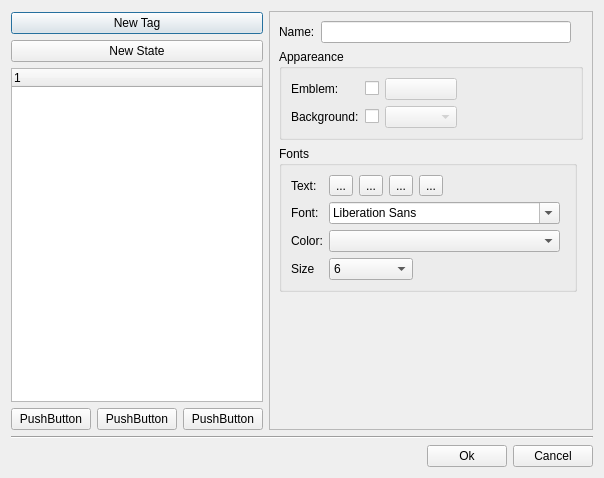
Qt form src/tag/tag_factory.ui (leroy-anthony/weshtunotes) before a commit.
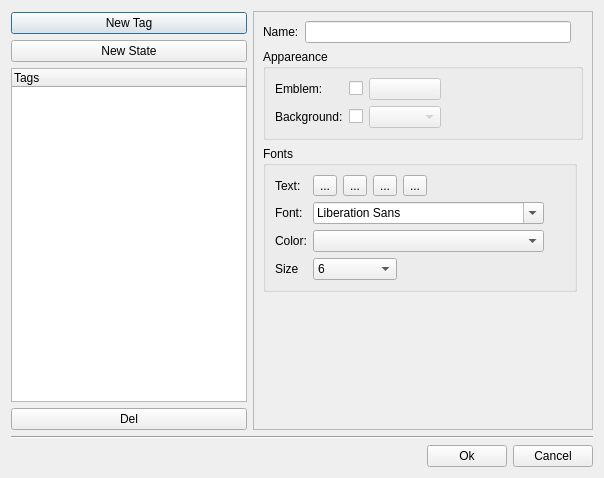
The same form after that commit. Custom widgets are drawn as their Qt base class.

Commit message: correction tag editor

The edit to the form file:
```diff
--- a/src/tag/tag_factory.ui
+++ b/src/tag/tag_factory.ui
@@ -11,7 +11,10 @@
    </rect>
   </property>
   <property name="windowTitle">
-   <string>Dialog</string>
+   <string>Tag editor</string>
+  </property>
+  <property name="sizeGripEnabled">
+   <bool>false</bool>
   </property>
   <layout class="QVBoxLayout" name="verticalLayout_3">
    <item>
@@ -69,9 +72,18 @@
          </item>
          <item>
           <widget class="QTreeWidget" name="m_tagsTree">
+           <property name="rootIsDecorated">
+            <bool>true</bool>
+           </property>
+           <property name="animated">
+            <bool>false</bool>
+           </property>
+           <property name="headerHidden">
+            <bool>false</bool>
+           </property>
            <column>
             <property name="text">
-             <string notr="true">1</string>
+             <string notr="true">Tags</string>
             </property>
            </column>
           </widget>
@@ -91,21 +103,7 @@
             <item>
              <widget class="QPushButton" name="pushButton_5">
               <property name="text">
-               <string>PushButton</string>
-              </property>
-             </widget>
-            </item>
-            <item>
-             <widget class="QPushButton" name="pushButton_4">
-              <property name="text">
-               <string>PushButton</string>
-              </property>
-             </widget>
-            </item>
-            <item>
-             <widget class="QPushButton" name="pushButton_3">
-              <property name="text">
-               <string>PushButton</string>
+               <string>Del</string>
               </property>
              </widget>
             </item>
```
Left out of the diff: 2 changed lines with no effect on the pictures. The commit also changes 2 other files.
